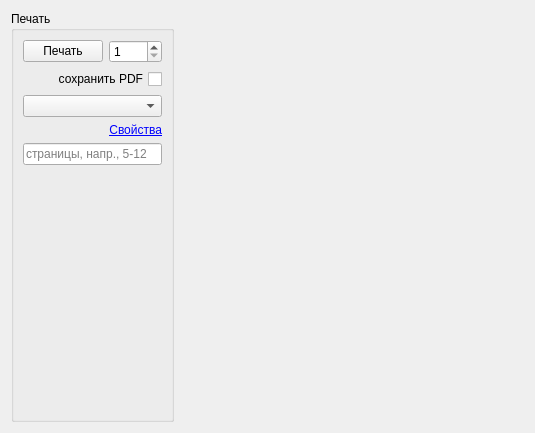
This is tabprintdialog.ui in solderercb/snap_crm as Qt 5 draws it before an edit. The edited form follows.
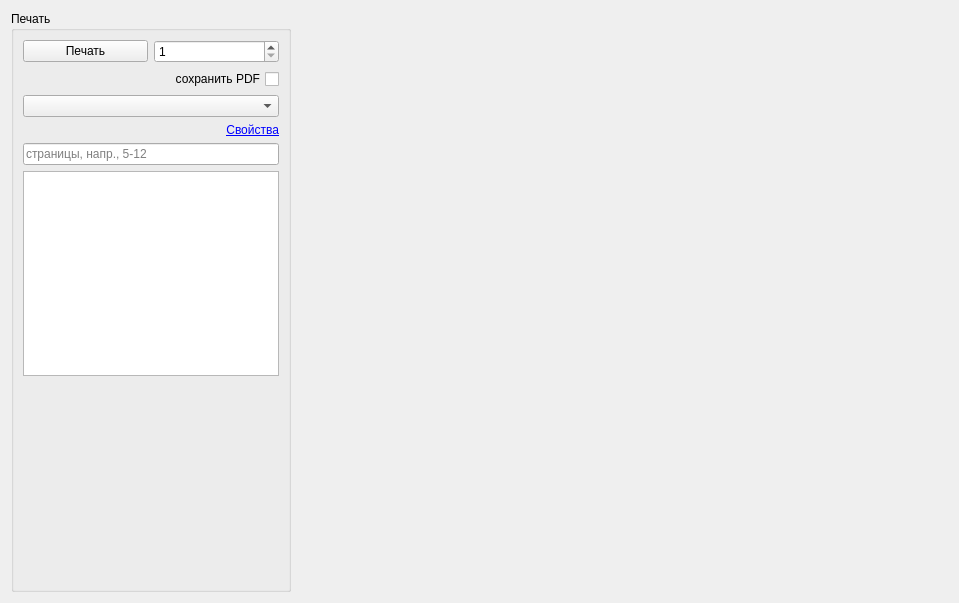
This is the edited form.

Diff of the .ui file:
```diff
--- a/tabprintdialog.ui
+++ b/tabprintdialog.ui
@@ -6,8 +6,8 @@
    <rect>
     <x>0</x>
     <y>0</y>
-    <width>535</width>
-    <height>433</height>
+    <width>959</width>
+    <height>603</height>
    </rect>
   </property>
   <property name="windowTitle">
@@ -31,6 +31,9 @@
             </property>
            </widget>
           </item>
+          <item row="2" column="0" colspan="2">
+           <widget class="QComboBox" name="comboBoxPrinters"/>
+          </item>
           <item row="0" column="1">
            <widget class="QSpinBox" name="spinBoxCopies">
             <property name="minimum">
@@ -38,6 +41,29 @@
             </property>
            </widget>
           </item>
+          <item row="6" column="0" colspan="2">
+           <spacer name="verticalSpacer">
+            <property name="orientation">
+             <enum>Qt::Vertical</enum>
+            </property>
+            <property name="sizeHint" stdset="0">
+             <size>
+              <width>20</width>
+              <height>40</height>
+             </size>
+            </property>
+           </spacer>
+          </item>
+          <item row="1" column="0" colspan="2">
+           <widget class="QCheckBox" name="checkBox">
+            <property name="layoutDirection">
+             <enum>Qt::RightToLeft</enum>
+            </property>
+            <property name="text">
+             <string>сохранить PDF</string>
+            </property>
+           </widget>
+          </item>
           <item row="3" column="1">
            <widget class="QLabel" name="labelPrinterSettings">
             <property name="enabled">
@@ -71,22 +97,6 @@
             </property>
            </widget>
           </item>
-          <item row="2" column="0" colspan="2">
-           <widget class="QComboBox" name="comboBoxPrinters"/>
-          </item>
-          <item row="5" column="0" colspan="2">
-           <spacer name="verticalSpacer">
-            <property name="orientation">
-             <enum>Qt::Vertical</enum>
-            </property>
-            <property name="sizeHint" stdset="0">
-             <size>
-              <width>20</width>
-              <height>40</height>
-             </size>
-            </property>
-           </spacer>
-          </item>
           <item row="4" column="0" colspan="2">
            <widget class="QLineEdit" name="lineEditPagesToPrint">
             <property name="inputMask">
@@ -97,13 +107,13 @@
             </property>
            </widget>
           </item>
-          <item row="1" column="0" colspan="2">
-           <widget class="QCheckBox" name="checkBox">
-            <property name="layoutDirection">
-             <enum>Qt::RightToLeft</enum>
-            </property>
-            <property name="text">
-             <string>сохранить PDF</string>
+          <item row="5" column="0" colspan="2">
+           <widget class="QTextEdit" name="textEdit">
+            <property name="sizePolicy">
+             <sizepolicy hsizetype="Preferred" vsizetype="Expanding">
+              <horstretch>0</horstretch>
+              <verstretch>0</verstretch>
+             </sizepolicy>
             </property>
            </widget>
           </item>
```
Left out of the diff: 3 changed lines with no effect on the pictures.
